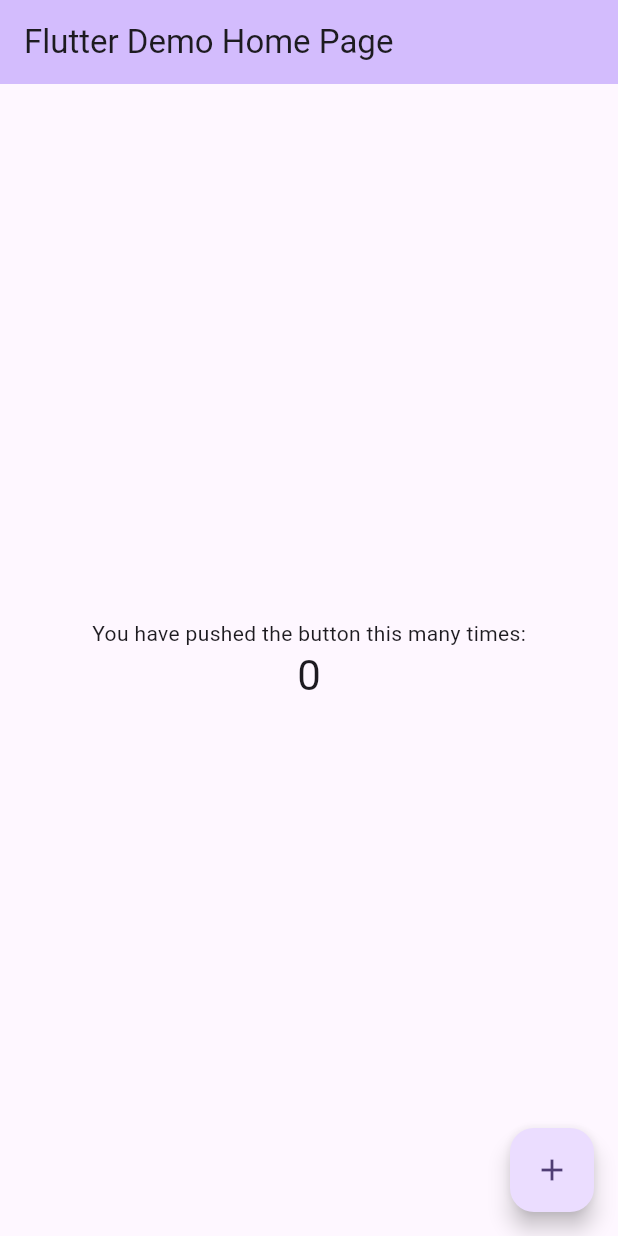
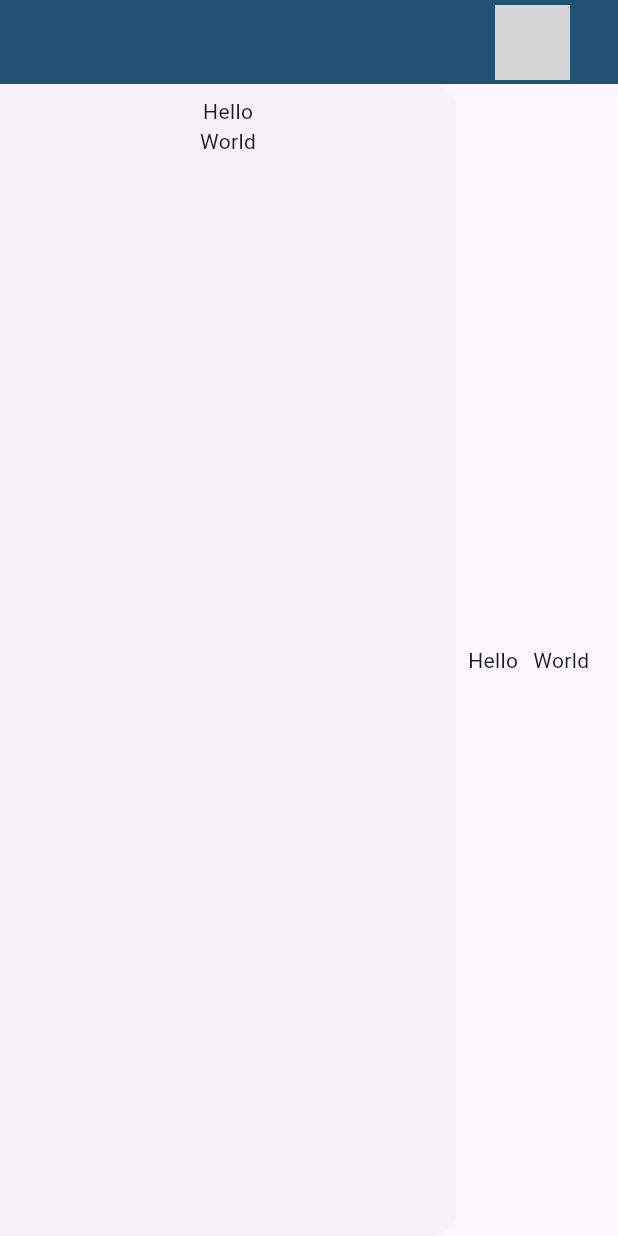
Before and after one commit to MitchWoodin/open_budgie, a Flutter app: the screen it shows after launch, on a phone screen of 412 x 824 dp. Run offline on Flutter 3.47's test engine with Material 2 defaults, Android fonts, the phone set to English and light mode, and no system bars; grey boxes are pictures that could not be loaded.

Commit message:
sets up initial theming

```diff
--- /dev/null
+++ b/lib/core/constants/asset_constants.dart
@@ -0,0 +1,3 @@
+class AssetConstants {
+  static const String LOGO = 'assets/images/logo.png';
+}
--- /dev/null
+++ b/lib/core/constants/core_constants.dart
@@ -0,0 +1,2 @@
+export './ui_constants.dart';
+export './asset_constants.dart';
--- /dev/null
+++ b/lib/core/constants/ui_constants.dart
@@ -0,0 +1,38 @@
+import 'package:flutter/material.dart';
+
+import '../theme/core_theme.dart';
+import 'core_constants.dart';
+
+class UIConstants {
+  static AppBar appBar() {
+    return AppBar(
+      title: Padding(
+        padding: const EdgeInsets.symmetric(horizontal: 16.0),
+        child: Align(
+          alignment: Alignment.centerRight,
+          child: Image.asset(
+            AssetConstants.LOGO,
+            fit: BoxFit.cover,
+            height: 50,
+          ),
+        ),
+      ),
+      backgroundColor: Palette.primary,
+    );
+  }
+
+  static Drawer drawer() {
+    return Drawer(
+        child: ListView(padding: EdgeInsets.zero, children: const [
+      Padding(
+        padding: EdgeInsets.all(8.0),
+        child: Column(
+          children: [
+            Text("Hello"),
+            Text("World"),
+          ],
+        ),
+      ),
+    ]));
+  }
+}
--- /dev/null
+++ b/lib/core/theme/core_theme.dart
@@ -0,0 +1 @@
+export './palette.dart';
--- /dev/null
+++ b/lib/core/theme/palette.dart
@@ -0,0 +1,10 @@
+import 'package:flutter/material.dart';
+
+class Palette {
+  static const Color primary = Color(0xFF205274);
+  static const Color primaryVariant = Color(0xA8205274);
+  static const Color secondary = Color(0xFFF57926);
+  static const Color secondaryVariant = Color(0x8CF57926);
+  static const Color text = Colors.black;
+  static const Color textVariant = Colors.white;
+}
--- /dev/null
+++ b/lib/features/transactions/views/account_page.dart
@@ -0,0 +1,28 @@
+import 'package:budgie_finance/core/constants/ui_constants.dart';
+import 'package:flutter/material.dart';
+
+class AccountView extends StatefulWidget {
+  const AccountView({Key? key}) : super(key: key);
+
+  @override
+  State<AccountView> createState() => _AccountViewState();
+}
+
+class _AccountViewState extends State<AccountView> {
+  @override
+  Widget build(BuildContext context) {
+    return Scaffold(
+        appBar: UIConstants.appBar(),
+        body: Row(children: [
+          UIConstants.drawer(),
+          Padding(
+            padding: const EdgeInsets.all(8.0),
+            child: const Row(children: [
+              Text("Hello"),
+              SizedBox(width: 10),
+              Text("World"),
+            ]),
+          )
+        ]));
+  }
+}
--- a/lib/main.dart
+++ b/lib/main.dart
@@ -1,4 +1,6 @@
 import 'package:flutter/material.dart';
+
+import 'features/transactions/views/account_page.dart';
 
 void main() {
   runApp(const MyApp());
@@ -7,119 +9,15 @@ void main() {
 class MyApp extends StatelessWidget {
   const MyApp({super.key});
 
-  // This widget is the root of your application.
   @override
   Widget build(BuildContext context) {
     return MaterialApp(
       title: 'Flutter Demo',
       theme: ThemeData(
-        // This is the theme of your application.
-        //
-        // TRY THIS: Try running your application with "flutter run". You'll see
-        // the application has a blue toolbar. Then, without quitting the app,
-        // try changing the seedColor in the colorScheme below to Colors.green
-        // and then invoke "hot reload" (save your changes or press the "hot
-        // reload" button in a Flutter-supported IDE, or press "r" if you used
-        // the command line to start the app).
-        //
-        // Notice that the counter didn't reset back to zero; the application
-        // state is not lost during the reload. To reset the state, use hot
-
-        //
-        // This works for code too, not just values: Most code changes can be
-        // tested with just a hot reload.
         colorScheme: ColorScheme.fromSeed(seedColor: Colors.deepPurple),
         useMaterial3: true,
       ),
-      home: const MyHomePage(title: 'Flutter Demo Home Page'),
+      home: const AccountView(),
     );
   }
 }
-
-class MyHomePage extends StatefulWidget {
-  const MyHomePage({super.key, required this.title});
-
-  // This widget is the home page of your application. It is stateful, meaning
-  // that it has a State object (defined below) that contains fields that affect
-  // how it looks.
-
-  // This class is the configuration for the state. It holds the values (in this
-  // case the title) provided by the parent (in this case the App widget) and
-  // used by the build method of the State. Fields in a Widget subclass are
-  // always marked "final".
-
-  final String title;
-
-  @override
-  State<MyHomePage> createState() => _MyHomePageState();
-}
-
-class _MyHomePageState extends State<MyHomePage> {
-  int _counter = 0;
-
-  void _incrementCounter() {
-    setState(() {
-      // This call to setState tells the Flutter framework that something has
-      // changed in this State, which causes it to rerun the build method below
-      // so that the display can reflect the updated values. If we changed
-      // _counter without calling setState(), then the build method would not be
-      // called again, and so nothing would appear to happen.
-      _counter++;
-    });
-  }
-
-  @override
-  Widget build(BuildContext context) {
-    // This method is rerun every time setState is called, for instance as done
-    // by the _incrementCounter method above.
-    //
-    // The Flutter framework has been optimized to make rerunning build methods
-    // fast, so that you can just rebuild anything that needs updating rather
-    // than having to individually change instances of widgets.
-    return Scaffold(
-      appBar: AppBar(
-        // TRY THIS: Try changing the color here to a specific color (to
-        // Colors.amber, perhaps?) and trigger a hot reload to see the AppBar
-        // change color while the other colors stay the same.
-        backgroundColor: Theme.of(context).colorScheme.inversePrimary,
-        // Here we take the value from the MyHomePage object that was created by
-        // the App.build method, and use it to set our appbar title.
-        title: Text(widget.title),
-      ),
-      body: Center(
-        // Center is a layout widget. It takes a single child and positions it
-        // in the middle of the parent.
-        child: Column(
-          // Column is also a layout widget. It takes a list of children and
-          // arranges them vertically. By default, it sizes itself to fit its
-          // children horizontally, and tries to be as tall as its parent.
-          //
-          // Column has various properties to control how it sizes itself and
-          // how it positions its children. Here we use mainAxisAlignment to
-          // center the children vertically; the main axis here is the vertical
-          // axis because Columns are vertical (the cross axis would be
-          // horizontal).
-          //
-          // TRY THIS: Invoke "debug painting" (choose the "Toggle Debug Paint"
-          // action in the IDE, or press "p" in the console), to see the
-          // wireframe for each widget.
-          mainAxisAlignment: MainAxisAlignment.center,
-          children: <Widget>[
-            const Text(
-              'You have pushed the button this many times:',
-            ),
-            Text(
-              '$_counter',
-              style: Theme.of(context).textTheme.headlineMedium,
-            ),
-          ],
-        ),
-      ),
-      floatingActionButton: FloatingActionButton(
-        onPressed: _incrementCounter,
-        tooltip: 'Increment',
-        child: const Icon(Icons.add),
-      ), // This trailing comma makes auto-formatting nicer for build methods.
-    );
-  }
-}
```
Also changed, not shown: pubspec.yaml (+4 -68 lines), 1 other file.
